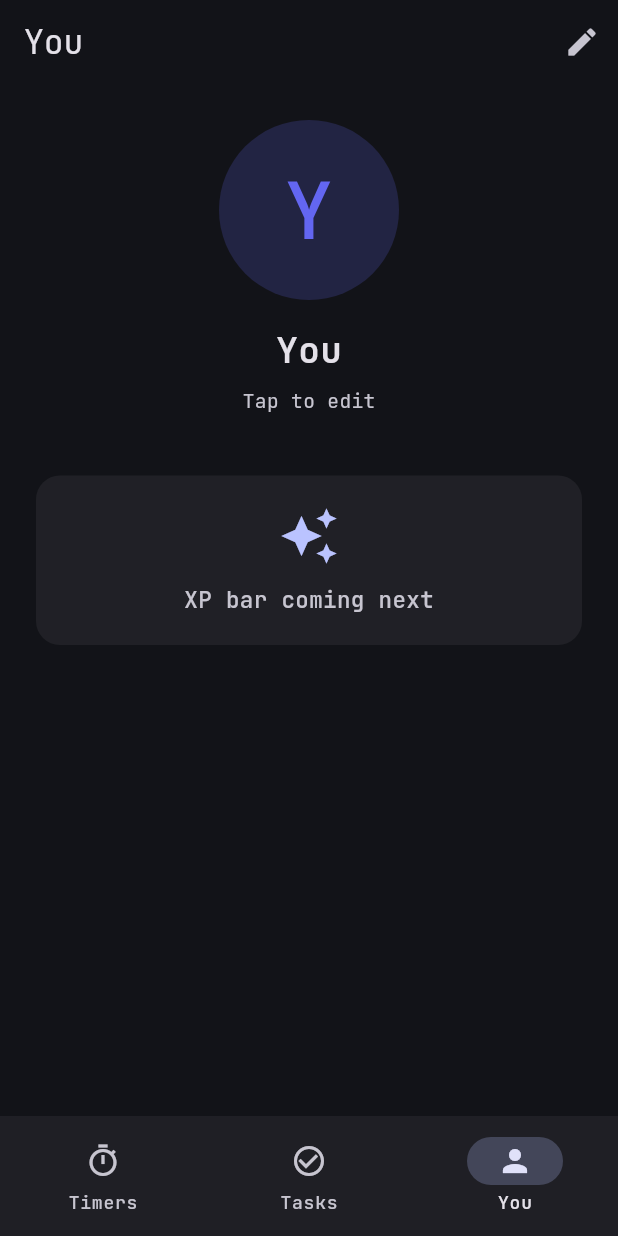
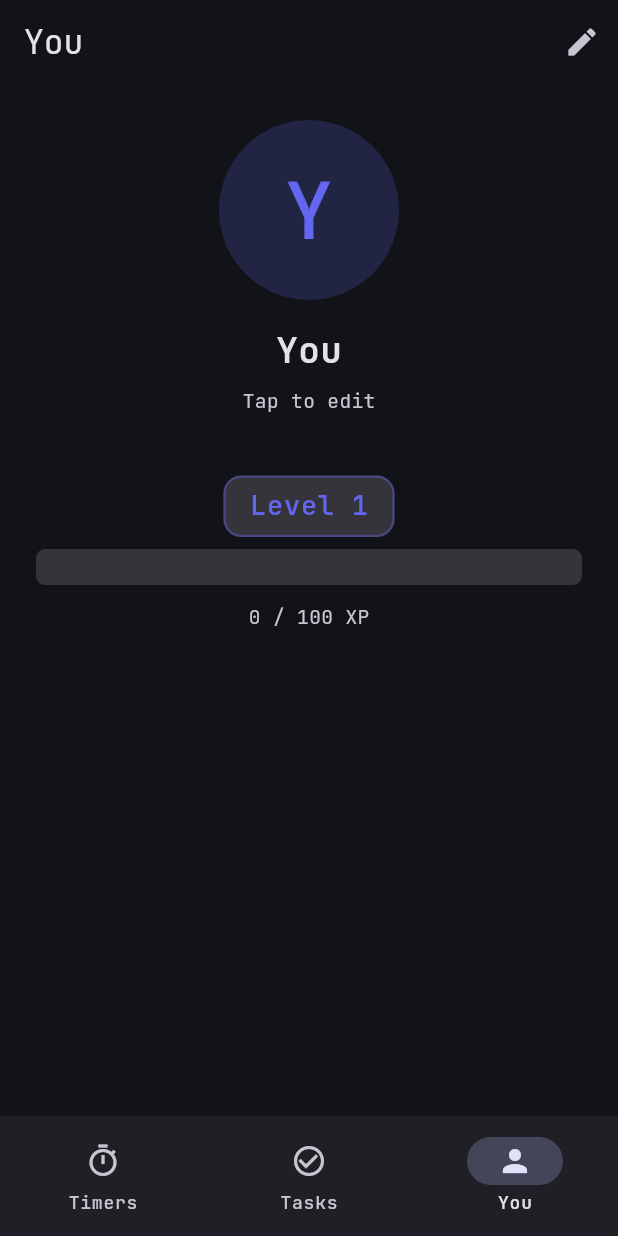
Before and after one commit to Shiftrix/tracked, a Flutter app: the screen it shows after launch, item 3 of the bottom bar chosen, on a phone screen of 412 x 824 dp. Run offline on Flutter 3.47's test engine with Material 3 defaults, Android fonts, the phone set to English and light mode, and no system bars; our stand-ins replace flutter_local_notifications, shared_preferences, sqflite, sqflite_common_ffi; accounts and stored records are empty.

Commit message:
XP is now showing on profile page. auto updates.

```diff
--- a/lib/screens/home_shell.dart
+++ b/lib/screens/home_shell.dart
@@ -15,11 +15,23 @@ class HomeShell extends StatefulWidget {
 class _HomeShellState extends State<HomeShell> {
   int _index = 0;
 
-  static const _screens = [
-    ActivityListScreen(),
-    TasksScreen(),
-    ProfileScreen(),
+  /// Key so we can call reload() on the profile screen when it becomes active.
+  final _profileKey = GlobalKey<ProfileScreenState>();
+
+  late final List<Widget> _screens = [
+    const ActivityListScreen(),
+    const TasksScreen(),
+    ProfileScreen(key: _profileKey),
   ];
+
+  void _onTabChanged(int newIndex) {
+    setState(() => _index = newIndex);
+
+    // When switching to the You tab, refresh XP and stats.
+    if (newIndex == 2) {
+      _profileKey.currentState?.reload();
+    }
+  }
 
   @override
   Widget build(BuildContext context) {
@@ -27,7 +39,7 @@ class _HomeShellState extends State<HomeShell> {
       body: IndexedStack(index: _index, children: _screens),
       bottomNavigationBar: NavigationBar(
         selectedIndex: _index,
-        onDestinationSelected: (i) => setState(() => _index = i),
+        onDestinationSelected: _onTabChanged,
         destinations: const [
           NavigationDestination(
             icon: Icon(Icons.timer_outlined),
--- a/lib/screens/profile_screen.dart
+++ b/lib/screens/profile_screen.dart
@@ -3,17 +3,20 @@ import 'package:flutter/material.dart';
 import '../profile_store.dart';
 import '../theme/activity_appearance.dart';
 import '../widgets/profile_edit_dialog.dart';
+import '../database.dart';
+import '../xp.dart';
 
 class ProfileScreen extends StatefulWidget {
   const ProfileScreen({super.key});
 
   @override
-  State<ProfileScreen> createState() => _ProfileScreenState();
+  State<ProfileScreen> createState() => ProfileScreenState();
 }
 
-class _ProfileScreenState extends State<ProfileScreen> {
+class ProfileScreenState extends State<ProfileScreen> {
   String _name = ProfileStore.defaultName;
   int _avatarColor = ProfileStore.defaultAvatarColor;
+  int _totalXp = 0;
   bool _loading = true;
 
   @override
@@ -22,12 +25,20 @@ class _ProfileScreenState extends State<ProfileScreen> {
     _load();
   }
 
+  /// Called by HomeShell when the You tab becomes active.
+  /// Refreshes XP and any other data that might have changed elsewhere.
+  Future<void> reload() async {
+    await _load();
+  }
+
   Future<void> _load() async {
     final profile = await ProfileStore.load();
+    final xp = await AppDatabase.totalXp();
     if (!mounted) return;
     setState(() {
       _name = profile.name;
       _avatarColor = profile.avatarColor;
+      _totalXp = xp;
       _loading = false;
     });
   }
@@ -109,26 +120,12 @@ class _ProfileScreenState extends State<ProfileScreen> {
           ),
           const SizedBox(height: 40),
 
-          // Placeholder for XP bar (Session 2B)
-          Container(
-            padding: const EdgeInsets.all(20),
-            decoration: BoxDecoration(
-              color: scheme.surfaceContainerHighest.withValues(alpha: 0.4),
-              borderRadius: BorderRadius.circular(16),
-            ),
-            child: Column(
-              children: [
-                Icon(Icons.auto_awesome, size: 40, color: scheme.primary),
-                const SizedBox(height: 12),
-                Text(
-                  'XP bar coming next',
-                  style: TextStyle(
-                    fontSize: 15,
-                    fontWeight: FontWeight.w500,
-                    color: scheme.onSurfaceVariant,
-                  ),
-                ),
-              ],
+          _XpBar(totalXp: _totalXp, fillColor: color),
+          const SizedBox(height: 12),
+          Center(
+            child: Text(
+              '${Xp.xpIntoLevel(_totalXp)} / ${Xp.xpForNextLevel(_totalXp)} XP',
+              style: TextStyle(fontSize: 13, color: scheme.onSurfaceVariant),
             ),
           ),
         ],
@@ -136,3 +133,84 @@ class _ProfileScreenState extends State<ProfileScreen> {
     );
   }
 }
+
+/// Minecraft-style XP bar: a level badge above a chunky progress bar.
+class _XpBar extends StatelessWidget {
+  final int totalXp;
+  final Color fillColor;
+
+  const _XpBar({required this.totalXp, required this.fillColor});
+
+  @override
+  Widget build(BuildContext context) {
+    final scheme = Theme.of(context).colorScheme;
+
+    // Treat <100 XP as Level 1 so new users see "Level 1" not "Level 0".
+    final rawLevel = Xp.levelFromXp(totalXp);
+    final displayLevel = rawLevel < 1 ? 1 : rawLevel;
+
+    // For the fill: if we forced level 1, the progress is totalXp / 100.
+    // Otherwise use the standard helpers.
+    double progress;
+    if (rawLevel < 1) {
+      progress = (totalXp / 100).clamp(0.0, 1.0);
+    } else {
+      progress = Xp.progressInLevel(totalXp);
+    }
+
+    return Column(
+      children: [
+        // Level badge above the bar — Minecraft style.
+        Container(
+          padding: const EdgeInsets.symmetric(horizontal: 16, vertical: 6),
+          decoration: BoxDecoration(
+            color: scheme.surfaceContainerHighest,
+            borderRadius: BorderRadius.circular(12),
+            border: Border.all(
+              color: fillColor.withValues(alpha: 0.4),
+              width: 1.5,
+            ),
+          ),
+          child: Text(
+            'Level $displayLevel',
+            style: TextStyle(
+              fontSize: 18,
+              fontWeight: FontWeight.w600,
+              letterSpacing: 0.5,
+              color: fillColor,
+            ),
+          ),
+        ),
+        const SizedBox(height: 8),
+
+        // The bar itself.
+        ClipRRect(
+          borderRadius: BorderRadius.circular(6),
+          child: SizedBox(
+            height: 24,
+            child: Stack(
+              children: [
+                // Background track
+                Container(color: scheme.surfaceContainerHighest),
+                // Fill
+                FractionallySizedBox(
+                  widthFactor: progress,
+                  child: Container(
+                    decoration: BoxDecoration(
+                      color: fillColor,
+                      gradient: LinearGradient(
+                        begin: Alignment.topCenter,
+                        end: Alignment.bottomCenter,
+                        colors: [fillColor, fillColor.withValues(alpha: 0.75)],
+                      ),
+                    ),
+                  ),
+                ),
+              ],
+            ),
+          ),
+        ),
+      ],
+    );
+  }
+}
```
